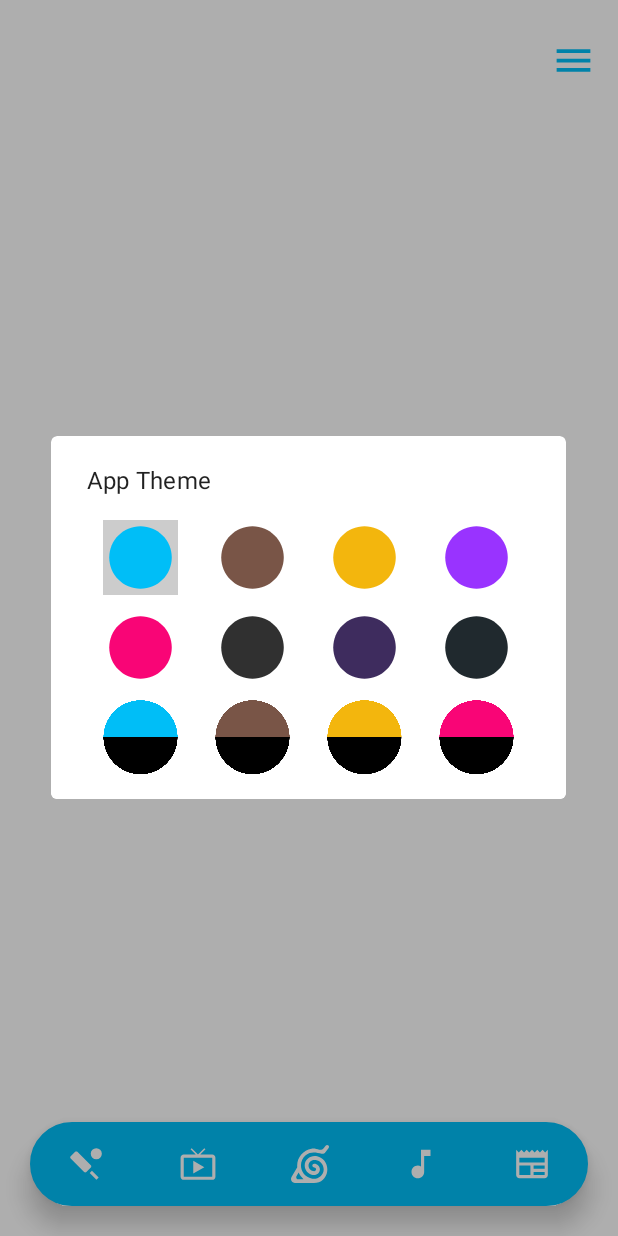
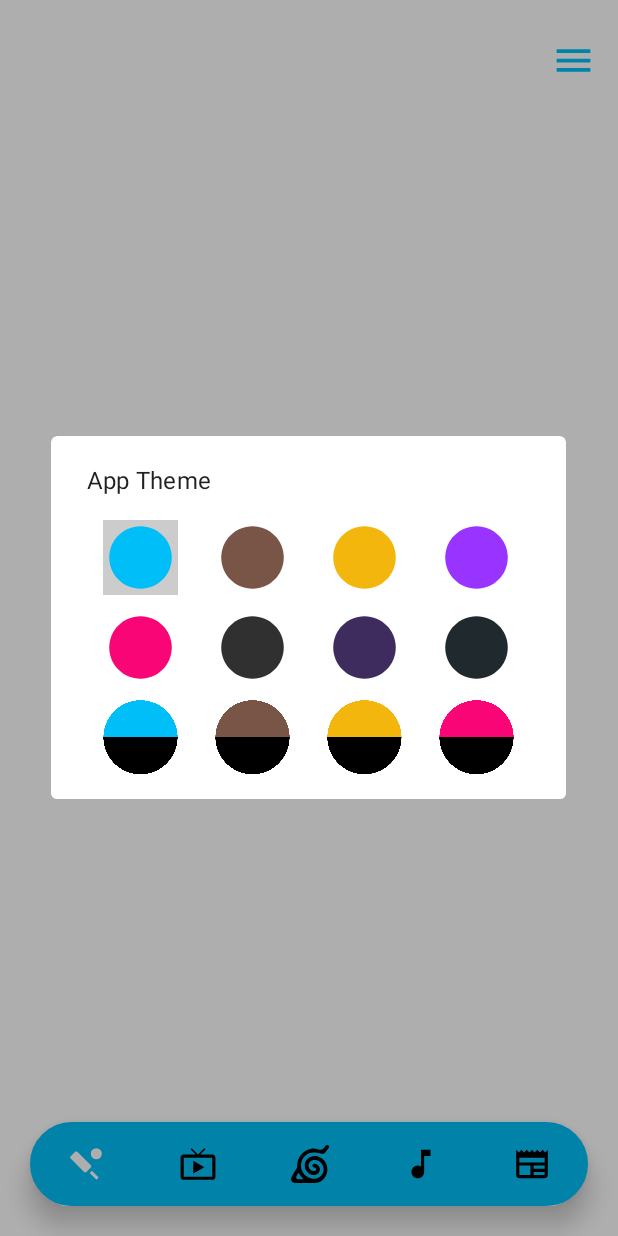
Before and after one commit to 4rju9/LiveTv, an Android app: the MainActivity screen opened directly, with no data from a screen before it, after a tap on an icon or button, on a phone screen of 412 x 824 dp. Run offline under Robolectric (Android 15) with nearby library versions, the light colour scheme and no system bars; our stand-ins replace Volley; network calls fail.

Commit message:
Fixed minor bugs

```diff
--- a/app/build.gradle
+++ b/app/build.gradle
@@ -11,7 +11,7 @@ android {
         minSdk 24
         targetSdk 35
         versionCode 5
-        versionName "2.1"
+        versionName "2.2"
 
         testInstrumentationRunner "androidx.test.runner.AndroidJUnitRunner"
     }
--- a/app/src/main/java/cf/arjun/dev/livetv/MainActivity.java
+++ b/app/src/main/java/cf/arjun/dev/livetv/MainActivity.java
@@ -61,7 +61,6 @@ public class MainActivity extends AppCompatActivity {
     protected void onCreate(Bundle savedInstanceState) {
         super.onCreate(savedInstanceState);
 
-        saveTheme(-1);
         setTheme(THEMES[THEME_INDEX]);
 
         setContentView(R.layout.activity_main);
--- a/app/src/main/java/cf/arjun/dev/livetv/SplashActivity.java
+++ b/app/src/main/java/cf/arjun/dev/livetv/SplashActivity.java
@@ -93,9 +93,10 @@ public class SplashActivity extends AppCompatActivity {
                                 } else Log.d("Arjun", "Something went wrong!");
                             } catch (JSONException error) {
                                 Toast.makeText(this, "Something went wrong, " + error.getMessage(), Toast.LENGTH_SHORT).show();
+                            } finally {
+                                String FETCH_URL = getString(R.string.getUrl);
+                                getList(FETCH_URL);
                             }
-                            String FETCH_URL = getString(R.string.getUrl);
-                            getList(FETCH_URL);
                         },
                         error -> {
                             Toast.makeText(this, "Something went wrong, Come back later!", Toast.LENGTH_LONG).show();
--- a/app/src/main/res/layout/activity_main.xml
+++ b/app/src/main/res/layout/activity_main.xml
@@ -15,8 +15,8 @@
         android:layout_width="0dp"
         android:layout_height="0dp"
         android:hint="@string/tv_search_anime"
-        android:textColorHint="?attr/ThemeIconColor"
-        android:textColor="?attr/ThemeIconColor"
+        android:textColorHint="?attr/ThemeTextColorSecondary"
+        android:textColor="?attr/ThemeTextColorSecondary"
         android:textStyle="italic|bold"
         android:textSize="20sp"
         android:inputType="text"
--- a/app/src/main/res/values/themes.xml
+++ b/app/src/main/res/values/themes.xml
@@ -18,6 +18,7 @@
     <attr name="ThemePrimary" format="color" />
     <attr name="ThemeSecondary" format="color" />
     <attr name="ThemeTextColor" format="color" />
+    <attr name="ThemeTextColorSecondary" format="color" />
     <attr name="ThemeIconColor" format="color" />
     <attr name="ThemeIconColorSecondary" format="color" />
     <attr name="ThemeIconInactiveColor" format="color" />
@@ -27,7 +28,8 @@
         <!-- Customize your light theme here. -->
         <item name="ThemePrimary">@color/deep_sky_blue</item>
         <item name="ThemeSecondary">@color/white</item>
-        <item name="ThemeTextColor">@color/white</item>
+        <item name="ThemeTextColor">@color/black</item>
+        <item name="ThemeTextColorSecondary">@color/white</item>
         <item name="ThemeIconColor">?attr/ThemeSecondary</item>
         <item name="ThemeIconColorSecondary">?attr/ThemePrimary</item>
         <item name="ThemeIconInactiveColor">?attr/ThemeTextColor</item>
@@ -43,6 +45,7 @@
         <item name="ThemePrimary">@color/cool_brown</item>
         <item name="ThemeSecondary">@color/white</item>
         <item name="ThemeTextColor">@color/black</item>
+        <item name="ThemeTextColorSecondary">@color/white</item>
         <item name="ThemeIconColor">?attr/ThemeSecondary</item>
         <item name="ThemeIconColorSecondary">?attr/ThemePrimary</item>
         <item name="ThemeIconInactiveColor">?attr/ThemeTextColor</item>
@@ -58,6 +61,7 @@
         <item name="ThemePrimary">@color/cool_yellow</item>
         <item name="ThemeSecondary">@color/white</item>
         <item name="ThemeTextColor">@color/black</item>
+        <item name="ThemeTextColorSecondary">@color/white</item>
         <item name="ThemeIconColor">?attr/ThemeSecondary</item>
         <item name="ThemeIconColorSecondary">?attr/ThemePrimary</item>
         <item name="ThemeIconInactiveColor">?attr/ThemeTextColor</item>
@@ -73,6 +77,7 @@
         <item name="ThemePrimary">@color/cool_purple</item>
         <item name="ThemeSecondary">@color/white</item>
         <item name="ThemeTextColor">@color/black</item>
+        <item name="ThemeTextColorSecondary">@color/white</item>
         <item name="ThemeIconColor">?attr/ThemeSecondary</item>
         <item name="ThemeIconColorSecondary">?attr/ThemePrimary</item>
         <item name="ThemeIconInactiveColor">?attr/ThemeTextColor</item>
@@ -88,6 +93,7 @@
         <item name="ThemePrimary">@color/cool_pink</item>
         <item name="ThemeSecondary">@color/white</item>
         <item name="ThemeTextColor">@color/black</item>
+        <item name="ThemeTextColorSecondary">@color/white</item>
         <item name="ThemeIconColor">?attr/ThemeSecondary</item>
         <item name="ThemeIconColorSecondary">?attr/ThemePrimary</item>
         <item name="ThemeIconInactiveColor">?attr/ThemeTextColor</item>
@@ -103,6 +109,7 @@
         <item name="ThemePrimary">@color/black</item>
         <item name="ThemeSecondary">@color/black</item>
         <item name="ThemeTextColor">@color/white</item>
+        <item name="ThemeTextColorSecondary">@color/white</item>
         <item name="ThemeIconColor">@color/white</item>
         <item name="ThemeIconColorSecondary">@color/white</item>
         <item name="ThemeIconInactiveColor">?attr/ThemeTextColor</item>
@@ -118,6 +125,7 @@
         <item name="ThemePrimary">@color/cool_dark_purple</item>
         <item name="ThemeSecondary">@color/white</item>
         <item name="ThemeTextColor">@color/black</item>
+        <item name="ThemeTextColorSecondary">@color/white</item>
         <item name="ThemeIconColor">?attr/ThemeSecondary</item>
         <item name="ThemeIconColorSecondary">?attr/ThemePrimary</item>
         <item name="ThemeIconInactiveColor">?attr/ThemeTextColor</item>
@@ -133,6 +141,7 @@
         <item name="ThemePrimary">@color/cool_black</item>
         <item name="ThemeSecondary">@color/cool_black</item>
         <item name="ThemeTextColor">@color/white</item>
+        <item name="ThemeTextColorSecondary">@color/white</item>
         <item name="ThemeIconColor">@color/white</item>
         <item name="ThemeIconColorSecondary">@color/white</item>
         <item name="ThemeIconInactiveColor">?attr/ThemeTextColor</item>
@@ -148,6 +157,7 @@
         <item name="ThemePrimary">@color/deep_sky_blue</item>
         <item name="ThemeSecondary">@color/black</item>
         <item name="ThemeTextColor">@color/white</item>
+        <item name="ThemeTextColorSecondary">@color/white</item>
         <item name="ThemeIconColor">?attr/ThemeSecondary</item>
         <item name="ThemeIconColorSecondary">?attr/ThemePrimary</item>
         <item name="ThemeIconInactiveColor">?attr/ThemeTextColor</item>
@@ -163,6 +173,7 @@
         <item name="ThemePrimary">@color/cool_brown</item>
         <item name="ThemeSecondary">@color/black</item>
         <item name="ThemeTextColor">@color/white</item>
+        <item name="ThemeTextColorSecondary">@color/white</item>
         <item name="ThemeIconColor">?attr/ThemeSecondary</item>
         <item name="ThemeIconColorSecondary">?attr/ThemePrimary</item>
         <item name="ThemeIconInactiveColor">?attr/ThemeTextColor</item>
@@ -178,6 +189,7 @@
         <item name="ThemePrimary">@color/cool_yellow</item>
         <item name="ThemeSecondary">@color/black</item>
         <item name="ThemeTextColor">@color/white</item>
+        <item name="ThemeTextColorSecondary">@color/white</item>
         <item name="ThemeIconColor">?attr/ThemeSecondary</item>
         <item name="ThemeIconColorSecondary">?attr/ThemePrimary</item>
         <item name="ThemeIconInactiveColor">?attr/ThemeTextColor</item>
@@ -193,6 +205,7 @@
         <item name="ThemePrimary">@color/cool_pink</item>
         <item name="ThemeSecondary">@color/black</item>
         <item name="ThemeTextColor">@color/white</item>
+        <item name="ThemeTextColorSecondary">@color/white</item>
         <item name="ThemeIconColor">?attr/ThemeSecondary</item>
         <item name="ThemeIconColorSecondary">?attr/ThemePrimary</item>
         <item name="ThemeIconInactiveColor">?attr/ThemeTextColor</item>
```
Also changed, not shown: 3 other files.
